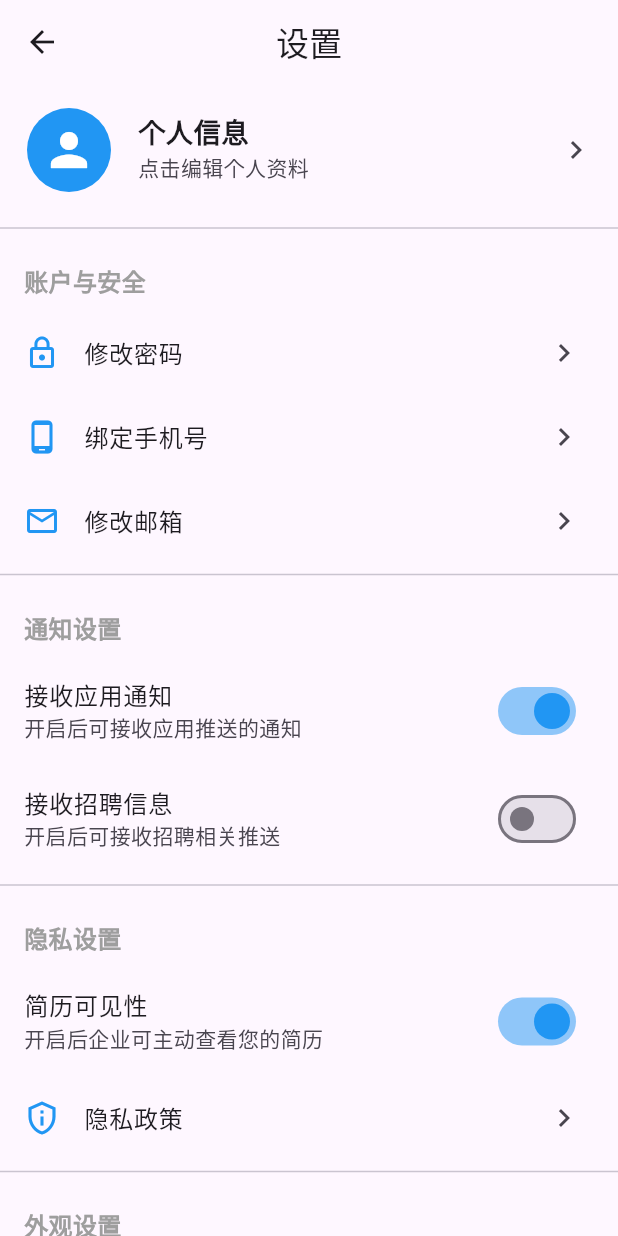
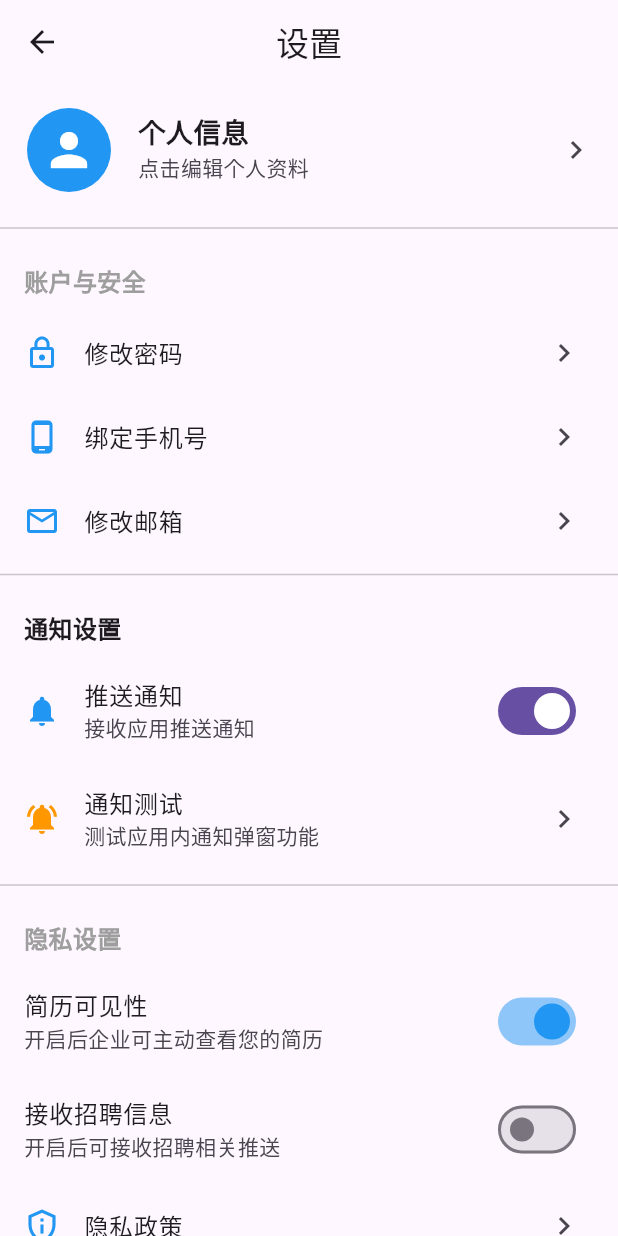
Before and after one commit to xiaoqingming18/job_seeker_app, a Flutter app: the SettingsView screen opened by its route, after a tap on "接收招聘信息", on a phone screen of 412 x 824 dp. Run offline on Flutter 3.47's test engine with Material 3 defaults, Android fonts, the phone set to English and light mode, and no system bars; our stand-ins replace dio, flutter_svg, get, image_picker, shared_preferences, socket_io_client; accounts and stored records are empty; network calls fail.

Commit message:
实现系统通知全局弹窗

```diff
--- a/lib/app/modules/settings/controllers/settings_controller.dart
+++ b/lib/app/modules/settings/controllers/settings_controller.dart
@@ -1,6 +1,7 @@
 import 'package:flutter/material.dart';
 import 'package:get/get.dart';
 import 'package:shared_preferences/shared_preferences.dart';
+import 'dart:async';
 
 import '../../../models/token_verification_model.dart';
 import '../../../models/user_model.dart';
@@ -31,7 +32,7 @@ class SettingsController extends GetxController {
   final RxBool showConfirmPassword = false.obs;
 
   // 是否开启通知
-  final RxBool notificationsEnabled = true.obs;
+  final RxBool isPushEnabled = true.obs;
 
   // 是否开启简历可见性
   final RxBool resumeVisibility = true.obs;
@@ -40,16 +41,31 @@ class SettingsController extends GetxController {
   final RxBool receiveJobInfo = true.obs;
 
   // 深色模式
-  final RxBool darkModeEnabled = false.obs;
+  final RxBool themeIsDark = false.obs;
 
   // 语言选项
-  final RxString selectedLanguage = "中文".obs;
+  final RxString selectedLanguage = 'zh_CN'.obs;
   final List<String> languages = ["中文", "English"];
+
+  // 是否自动播放视频
+  final RxBool autoPlayVideo = true.obs;
+
+  // 应用版本
+  final RxString appVersion = "1.0.0".obs;
+
   @override
   void onInit() {
     super.onInit();
+    debugPrint('SettingsController初始化');
+
+    // 加载用户设置
     _loadUserPreferences();
-    _loadCachedUserProfile();
+
+    // 获取应用版本
+    _getAppVersion();
+
+    // 检查手机绑定状态
+    _checkPhoneBindingStatus();
   }
 
   @override
@@ -76,6 +92,60 @@ class SettingsController extends GetxController {
       }
     } catch (e) {
       debugPrint('加载缓存的用户资料失败: $e');
+    }
+  }
+
+  /// 加载用户偏好设置
+  Future<void> _loadUserPreferences() async {
+    try {
+      final prefs = await SharedPreferences.getInstance();
+      themeIsDark.value = prefs.getBool('theme_is_dark') ?? false;
+      selectedLanguage.value = prefs.getString('selected_language') ?? 'zh_CN';
+      receiveJobInfo.value = prefs.getBool('receive_job_info') ?? true;
+      autoPlayVideo.value = prefs.getBool('auto_play_video') ?? true;
+      isPushEnabled.value = prefs.getBool('notifications_enabled') ?? true;
+      resumeVisibility.value = prefs.getBool('resume_visibility') ?? true;
+    } catch (e) {
+      debugPrint('加载用户偏好设置失败: $e');
+    }
+  }
+
+  /// 保存用户偏好设置
+  Future<void> _saveUserPreferences() async {
+    try {
+      final prefs = await SharedPreferences.getInstance();
+      await prefs.setBool('theme_is_dark', themeIsDark.value);
+      await prefs.setString('selected_language', selectedLanguage.value);
+      await prefs.setBool('receive_job_info', receiveJobInfo.value);
+      await prefs.setBool('auto_play_video', autoPlayVideo.value);
+      await prefs.setBool('notifications_enabled', isPushEnabled.value);
+      await prefs.setBool('resume_visibility', resumeVisibility.value);
+    } catch (e) {
+      debugPrint('保存用户偏好设置失败: $e');
+    }
+  }
+
+  /// 获取应用版本
+  Future<void> _getAppVersion() async {
+    // 实际情况下，可以使用package_info_plus插件获取应用版本
+    // 这里使用模拟数据
+    appVersion.value = "1.0.0";
+  }
+
+  /// 检查手机绑定状态
+  Future<void> _checkPhoneBindingStatus() async {
+    try {
+      // 实际情况下，可以从API获取用户手机绑定状态
+      // 这里使用模拟数据
+      final isBound = false; // 模拟未绑定手机
+
+      if (isBound) {
+        phoneTitle.value = "修改手机号";
+      } else {
+        phoneTitle.value = "绑定手机号";
+      }
+    } catch (e) {
+      debugPrint('检查手机绑定状态失败: $e');
     }
   }
 
@@ -142,38 +212,19 @@ class SettingsController extends GetxController {
     }
   }
 
-  // 加载用户偏好设置
-  Future<void> _loadUserPreferences() async {
-    try {
-      final prefs = await SharedPreferences.getInstance();
-      notificationsEnabled.value = prefs.getBool('notifications_enabled') ?? true;
-      resumeVisibility.value = prefs.getBool('resume_visibility') ?? true;
-      receiveJobInfo.value = prefs.getBool('receive_job_info') ?? true;
-      darkModeEnabled.value = prefs.getBool('dark_mode_enabled') ?? false;
-      selectedLanguage.value = prefs.getString('selected_language') ?? "中文";
-    } catch (e) {
-      debugPrint('加载用户偏好设置失败: $e');
-    }
-  }
+  // 切换通知开关
+  void togglePushNotification(bool value) {
+    isPushEnabled.value = value;
+    _saveUserPreferences();
 
-  // 保存用户偏好设置
-  Future<void> _saveUserPreferences() async {
-    try {
-      final prefs = await SharedPreferences.getInstance();
-      await prefs.setBool('notifications_enabled', notificationsEnabled.value);
-      await prefs.setBool('resume_visibility', resumeVisibility.value);
-      await prefs.setBool('receive_job_info', receiveJobInfo.value);
-      await prefs.setBool('dark_mode_enabled', darkModeEnabled.value);
-      await prefs.setString('selected_language', selectedLanguage.value);
-    } catch (e) {
-      debugPrint('保存用户偏好设置失败: $e');
-    }
-  }
+    // 根据需要可以在这里调用更多通知相关的逻辑
 
-  // 切换通知开关
-  void toggleNotifications(bool value) {
-    notificationsEnabled.value = value;
-    _saveUserPreferences();
+    // 显示提示
+    Get.snackbar(
+      '通知设置已更新',
+      value ? '您已开启应用推送通知' : '您已关闭应用推送通知',
+      snackPosition: SnackPosition.BOTTOM,
+    );
   }
 
   // 切换简历可见性
@@ -182,15 +233,9 @@ class SettingsController extends GetxController {
     _saveUserPreferences();
   }
 
-  // 切换招聘信息接收
-  void toggleReceiveJobInfo(bool value) {
-    receiveJobInfo.value = value;
-    _saveUserPreferences();
-  }
-
   // 切换深色模式
   void toggleDarkMode(bool value) {
-    darkModeEnabled.value = value;
+    themeIsDark.value = value;
     _saveUserPreferences();
     // 这里可以添加实际切换应用主题的逻辑
     // TODO: 实现深色模式切换
@@ -202,6 +247,18 @@ class SettingsController extends GetxController {
     _saveUserPreferences();
     // 这里可以添加实际切换应用语言的逻辑
     // TODO: 实现语言切换
+  }
+
+  // 切换是否接收招聘信息
+  void toggleReceiveJobInfo(bool value) {
+    receiveJobInfo.value = value;
+    _saveUserPreferences();
+  }
+
+  // 切换是否自动播放视频
+  void toggleAutoPlayVideo(bool value) {
+    autoPlayVideo.value = value;
+    _saveUserPreferences();
   }
 
   // 修改密码
@@ -280,26 +337,47 @@ class SettingsController extends GetxController {
 
   // 退出登录
   void logout() {
-    Get.dialog(
-      AlertDialog(
+    showDialog(
+      context: Get.context!,
+      builder: (context) => AlertDialog(
         title: const Text('确认退出'),
-        content: const Text('你确定要退出登录吗？'),
+        content: const Text('您确定要退出登录吗？'),
         actions: [
           TextButton(
-            onPressed: () => Get.back(),
+            onPressed: () => Navigator.of(context).pop(),
             child: const Text('取消'),
           ),
           TextButton(
             onPressed: () async {
+              Navigator.of(context).pop();
+
+              // 显示加载指示器
+              Get.dialog(
+                const Center(child: CircularProgressIndicator()),
+                barrierDismissible: false,
+              );
+
               try {
+                // 调用退出登录API
                 await _userApiService.logout();
-                Get.offAllNamed(Routes.AUTH); // 退出登录后跳转到登录页
+
+                // 清除本地Token
+                final prefs = await SharedPreferences.getInstance();
+                await prefs.remove('auth_token');
+
+                // 关闭加载指示器
+                Get.back();
+
+                // 跳转到登录页
+                Get.offAllNamed(Routes.AUTH);
               } catch (e) {
-                debugPrint('退出登录失败: $e');
+                // 关闭加载指示器
                 Get.back();
+
+                // 显示错误提示
                 Get.snackbar(
-                  '错误',
-                  '退出登录失败: $e',
+                  '退出失败',
+                  '请稍后重试',
                   snackPosition: SnackPosition.BOTTOM,
                 );
               }
--- a/lib/app/modules/settings/views/settings_view.dart
+++ b/lib/app/modules/settings/views/settings_view.dart
@@ -129,27 +129,27 @@ class SettingsView extends GetView<SettingsController> {
           padding: EdgeInsets.only(left: 16.0, top: 16.0, bottom: 8.0),
           child: Text(
             '通知设置',
-            style: TextStyle(
-              fontSize: 16,
-              fontWeight: FontWeight.bold,
-              color: Colors.grey,
-            ),
+            style: TextStyle(fontSize: 16, fontWeight: FontWeight.bold),
           ),
         ),
-        Obx(() => SwitchListTile(
-          title: const Text('接收应用通知'),
-          subtitle: const Text('开启后可接收应用推送的通知'),
-          value: controller.notificationsEnabled.value,
-          activeColor: Colors.blue,
-          onChanged: controller.toggleNotifications,
-        )),
-        Obx(() => SwitchListTile(
-          title: const Text('接收招聘信息'),
-          subtitle: const Text('开启后可接收招聘相关推送'),
-          value: controller.receiveJobInfo.value,
-          activeColor: Colors.blue,
-          onChanged: controller.toggleReceiveJobInfo,
-        )),
+        ListTile(
+          leading: const Icon(Icons.notifications, color: Colors.blue),
+          title: const Text('推送通知'),
+          subtitle: const Text('接收应用推送通知'),
+          trailing: Obx(() => Switch(
+            value: controller.isPushEnabled.value,
+            onChanged: controller.togglePushNotification,
+          )),
+        ),
+        ListTile(
+          leading: const Icon(Icons.notifications_active, color: Colors.orange),
+          title: const Text('通知测试'),
+          subtitle: const Text('测试应用内通知弹窗功能'),
+          trailing: const Icon(Icons.chevron_right),
+          onTap: () {
+            Get.toNamed(Routes.NOTIFICATION_TEST);
+          },
+        ),
       ],
     );
   }
@@ -176,6 +176,13 @@ class SettingsView extends GetView<SettingsController> {
           value: controller.resumeVisibility.value,
           activeColor: Colors.blue,
           onChanged: controller.toggleResumeVisibility,
+        )),
+        Obx(() => SwitchListTile(
+          title: const Text('接收招聘信息'),
+          subtitle: const Text('开启后可接收招聘相关推送'),
+          value: controller.receiveJobInfo.value,
+          activeColor: Colors.blue,
+          onChanged: controller.toggleReceiveJobInfo,
         )),
         ListTile(
           leading: const Icon(Icons.privacy_tip_outlined, color: Colors.blue),
@@ -208,17 +215,18 @@ class SettingsView extends GetView<SettingsController> {
         ),
         Obx(() => SwitchListTile(
           title: const Text('深色模式'),
-          subtitle: const Text('切换应用到深色主题'),
-          value: controller.darkModeEnabled.value,
+          subtitle: const Text('开启后使用暗色主题'),
+          value: controller.themeIsDark.value,
           activeColor: Colors.blue,
           onChanged: controller.toggleDarkMode,
         )),
-        ListTile(
-          title: const Text('语言设置'),
-          subtitle: Obx(() => Text(controller.selectedLanguage.value)),
-          trailing: const Icon(Icons.chevron_right),
-          onTap: () => _showLanguagePickerDialog(),
-        ),
+        Obx(() => SwitchListTile(
+          title: const Text('自动播放视频'),
+          subtitle: const Text('允许在WIFI环境下自动播放视频'),
+          value: controller.autoPlayVideo.value,
+          activeColor: Colors.blue,
+          onChanged: controller.toggleAutoPlayVideo,
+        )),
       ],
     );
   }
--- a/lib/app/routes/app_pages.dart
+++ b/lib/app/routes/app_pages.dart
@@ -20,6 +20,7 @@ import '../modules/chat_detail/views/chat_detail_view.dart';
 import '../modules/chat_detail/bindings/chat_detail_binding.dart';
 import '../modules/labor_demand_search/views/labor_demand_search_view.dart';
 import '../modules/labor_demand_search/bindings/labor_demand_search_binding.dart';
+import '../modules/test/views/notification_test_view.dart';
 
 part 'app_routes.dart';
 
@@ -97,5 +98,11 @@ class AppPages {
       transition: Transition.rightToLeft,
       transitionDuration: const Duration(milliseconds: 250),
     ),
+    GetPage(
+      name: _Paths.NOTIFICATION_TEST,
+      page: () => const NotificationTestView(),
+      transition: Transition.rightToLeft,
+      transitionDuration: const Duration(milliseconds: 250),
+    ),
   ];
 }
--- a/lib/app/routes/app_routes.dart
+++ b/lib/app/routes/app_routes.dart
@@ -12,6 +12,7 @@ abstract class Routes {
   static const CONTRACT_SIGN = _Paths.CONTRACT_SIGN;
   static const CHAT_DETAIL = _Paths.CHAT_DETAIL;
   static const LABOR_DEMAND_SEARCH = _Paths.LABOR_DEMAND_SEARCH;
+  static const NOTIFICATION_TEST = _Paths.NOTIFICATION_TEST;
 }
 
 abstract class _Paths {
@@ -26,4 +27,5 @@ abstract class _Paths {
   static const CONTRACT_SIGN = '/contract-sign';
   static const CHAT_DETAIL = '/chat-detail';
   static const LABOR_DEMAND_SEARCH = '/labor-demand-search';
+  static const NOTIFICATION_TEST = '/notification-test';
 }
```
Also changed, not shown: lib/app/services/notification_service.dart (+23 -2 lines), lib/app/widgets/notification_overlay.dart (added, +283 -0 lines), 1 other file.
